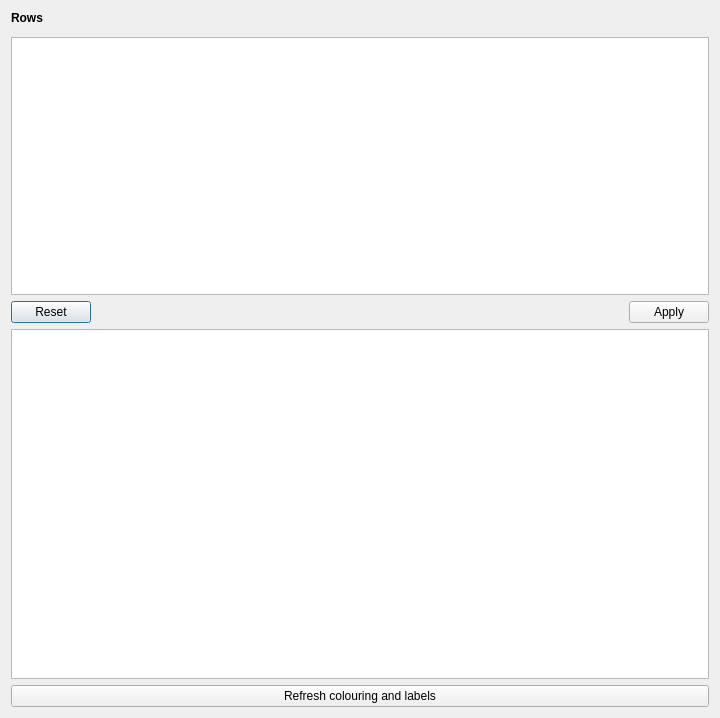
This is plugin/snowplow_dialog_base.ui in pixelneo/SnowPlow as Qt 5 draws it before an edit. The edited form follows.
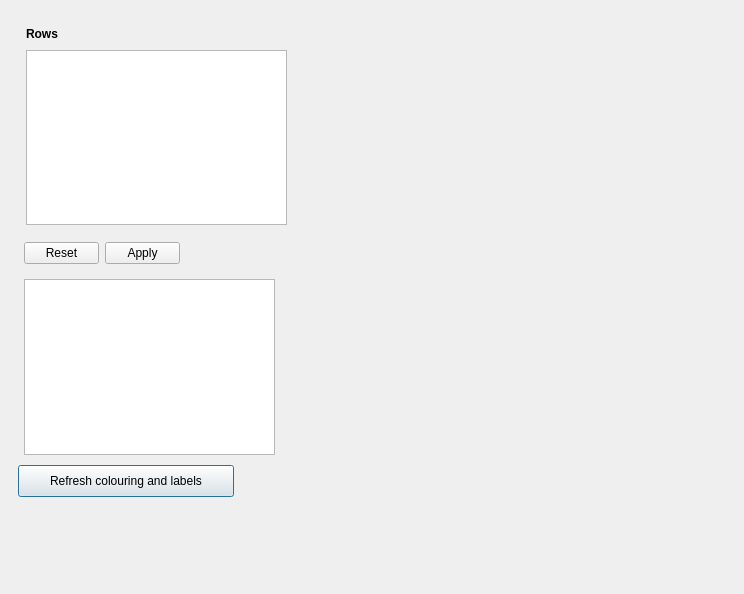
This is the edited form.

Commit message: broken layout

The edit to the form file:
```diff
--- a/plugin/snowplow_dialog_base.ui
+++ b/plugin/snowplow_dialog_base.ui
@@ -6,34 +6,70 @@
    <rect>
     <x>0</x>
     <y>0</y>
-    <width>720</width>
-    <height>718</height>
+    <width>744</width>
+    <height>594</height>
    </rect>
   </property>
   <property name="windowTitle">
    <string>SnowPlow</string>
   </property>
-  <layout class="QVBoxLayout" name="verticalLayout_2">
-   <item>
-    <layout class="QVBoxLayout" name="verticalLayout_4">
-     <property name="spacing">
-      <number>-1</number>
-     </property>
-     <property name="topMargin">
-      <number>0</number>
-     </property>
-     <item>
-      <layout class="QHBoxLayout" name="horizontalLayout_2">
-       <property name="spacing">
-        <number>12</number>
-       </property>
-       <property name="sizeConstraint">
-        <enum>QLayout::SetDefaultConstraint</enum>
-       </property>
-       <item>
-        <layout class="QVBoxLayout" name="verticalLayout">
-         <item>
+  <widget class="QPushButton" name="refresh">
+   <property name="geometry">
+    <rect>
+     <x>18</x>
+     <y>465</y>
+     <width>216</width>
+     <height>32</height>
+    </rect>
+   </property>
+   <property name="text">
+    <string>Refresh colouring and labels</string>
+   </property>
+  </widget>
+  <widget class="QTableWidget" name="tableStats">
+   <property name="geometry">
+    <rect>
+     <x>24</x>
+     <y>279</y>
+     <width>251</width>
+     <height>176</height>
+    </rect>
+   </property>
+   <property name="minimumSize">
+    <size>
+     <width>0</width>
+     <height>100</height>
+    </size>
+   </property>
+  </widget>
+  <widget class="QListWidget" name="listRows">
+   <property name="geometry">
+    <rect>
+     <x>26</x>
+     <y>50</y>
+     <width>261</width>
+     <height>175</height>
+    </rect>
+   </property>
+   <property name="maximumSize">
+    <size>
+     <width>16777215</width>
+     <height>300</height>
+    </size>
+   </property>
+   <property name="selectionMode">
+    <enum>QAbstractItemView::MultiSelection</enum>
+   </property>
+  </widget>
           <widget class="QLabel" name="label">
+   <property name="geometry">
+    <rect>
+     <x>26</x>
+     <y>26</y>
+     <width>35</width>
+     <height>16</height>
+    </rect>
+   </property>
            <property name="font">
             <font>
              <weight>75</weight>
@@ -44,55 +80,19 @@
             <string>Rows</string>
            </property>
           </widget>
-         </item>
-         <item>
-          <widget class="QListWidget" name="listRows">
-           <property name="maximumSize">
-            <size>
-             <width>16777215</width>
-             <height>300</height>
-            </size>
-           </property>
-           <property name="selectionMode">
-            <enum>QAbstractItemView::MultiSelection</enum>
-           </property>
-          </widget>
-         </item>
-        </layout>
-       </item>
-      </layout>
-     </item>
-     <item>
-      <layout class="QHBoxLayout" name="horizontalLayout">
-       <item>
         <widget class="QDialogButtonBox" name="statsButtons">
+   <property name="geometry">
+    <rect>
+     <x>24</x>
+     <y>237</y>
+     <width>156</width>
+     <height>32</height>
+    </rect>
+   </property>
          <property name="standardButtons">
           <set>QDialogButtonBox::Apply|QDialogButtonBox::Reset</set>
          </property>
         </widget>
-       </item>
-      </layout>
-     </item>
-     <item>
-      <widget class="QTableWidget" name="tableStats">
-       <property name="minimumSize">
-        <size>
-         <width>0</width>
-         <height>350</height>
-        </size>
-       </property>
-      </widget>
-     </item>
-     <item>
-      <widget class="QPushButton" name="refresh">
-       <property name="text">
-        <string>Refresh colouring and labels</string>
-       </property>
-      </widget>
-     </item>
-    </layout>
-   </item>
-  </layout>
  </widget>
  <resources/>
  <connections/>
```
Lines whose indentation alone changed are shown as unchanged.
